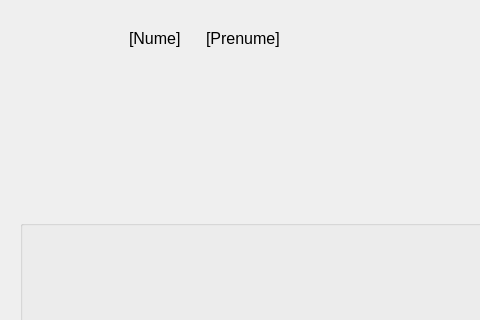
Qt form QuestionnaireGUI/QuestionForm.ui (rareseanu/proiect-pa) before a commit; both pictures show x 0 to 480 and y 0 to 320 of the 1280 by 720 pixel window.
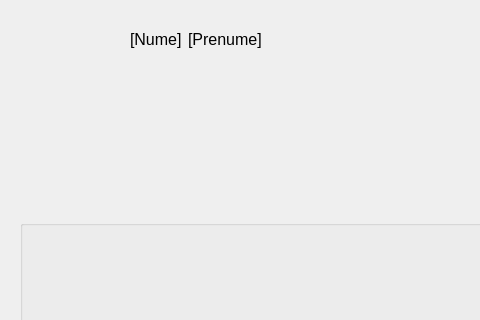
The same form after that commit. Icons and pictures are not drawn.

The edit to the form file:
```diff
--- a/QuestionnaireGUI/QuestionForm.ui
+++ b/QuestionnaireGUI/QuestionForm.ui
@@ -198,21 +198,36 @@
    <widget class="QWidget" name="layoutWidget">
     <property name="geometry">
      <rect>
-      <x>129</x>
-      <y>13</y>
-      <width>151</width>
-      <height>51</height>
+      <x>130</x>
+      <y>30</y>
+      <width>131</width>
+      <height>24</height>
      </rect>
     </property>
     <layout class="QGridLayout" name="gridLayout">
-     <item row="0" column="0">
+     <property name="sizeConstraint">
+      <enum>QLayout::SetFixedSize</enum>
+     </property>
+     <property name="horizontalSpacing">
+      <number>6</number>
+     </property>
+     <property name="verticalSpacing">
+      <number>0</number>
+     </property>
+     <item row="0" column="0" alignment="Qt::AlignLeft">
       <widget class="QLabel" name="studentNume">
        <property name="sizePolicy">
-        <sizepolicy hsizetype="Minimum" vsizetype="MinimumExpanding">
+        <sizepolicy hsizetype="Fixed" vsizetype="Fixed">
          <horstretch>0</horstretch>
          <verstretch>0</verstretch>
         </sizepolicy>
        </property>
+       <property name="maximumSize">
+        <size>
+         <width>150</width>
+         <height>16777215</height>
+        </size>
+       </property>
        <property name="font">
         <font>
          <pointsize>12</pointsize>
@@ -223,14 +238,20 @@
        </property>
       </widget>
      </item>
-     <item row="0" column="1">
+     <item row="0" column="1" alignment="Qt::AlignLeft">
       <widget class="QLabel" name="studentPrenume">
        <property name="sizePolicy">
-        <sizepolicy hsizetype="Minimum" vsizetype="Preferred">
+        <sizepolicy hsizetype="Fixed" vsizetype="Fixed">
          <horstretch>0</horstretch>
          <verstretch>0</verstretch>
         </sizepolicy>
        </property>
+       <property name="maximumSize">
+        <size>
+         <width>150</width>
+         <height>16777215</height>
+        </size>
+       </property>
        <property name="font">
         <font>
          <pointsize>12</pointsize>
```
